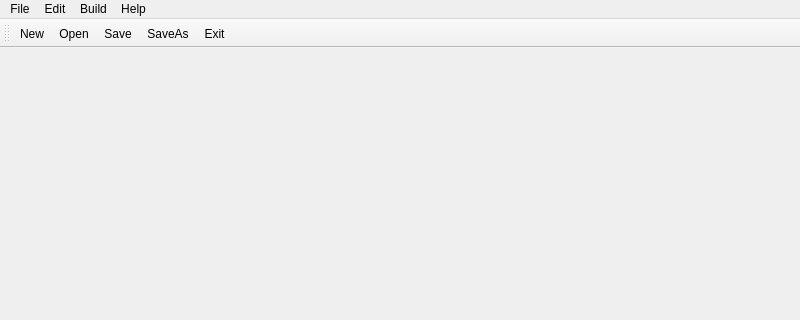
Qt form pBlazBLD/mainwindow.ui (nrclark/pblazasm) before a commit; both pictures show x 0 to 800 and y 0 to 320 of the 800 by 640 pixel window.
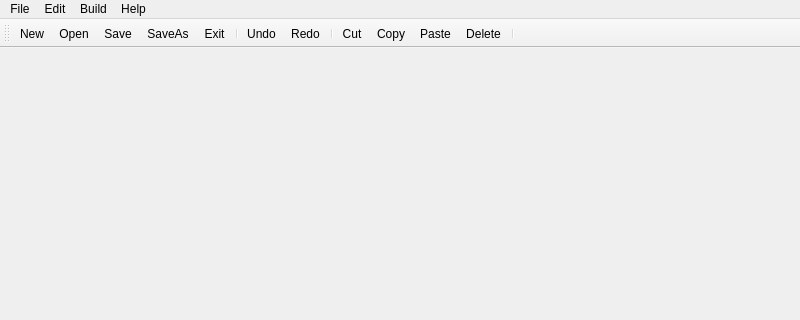
The same form after that commit. Icons and pictures are not drawn.

```diff
--- a/pBlazBLD/mainwindow.ui
+++ b/pBlazBLD/mainwindow.ui
@@ -88,6 +88,15 @@
    <addaction name="actionSave"/>
    <addaction name="actionSaveAs"/>
    <addaction name="actionExit"/>
+   <addaction name="separator"/>
+   <addaction name="actionUndo"/>
+   <addaction name="actionRedo"/>
+   <addaction name="separator"/>
+   <addaction name="actionCut"/>
+   <addaction name="actionCopy"/>
+   <addaction name="actionPaste"/>
+   <addaction name="actionDelete"/>
+   <addaction name="separator"/>
   </widget>
   <widget class="QStatusBar" name="statusBar"/>
   <action name="actionNew">
```
Left out of the diff: 36 changed lines with no effect on the pictures.
